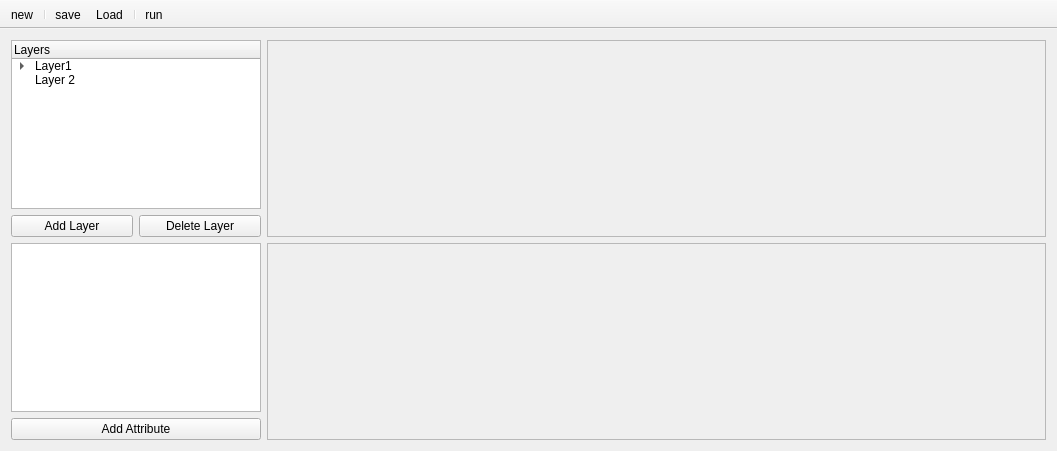
Old version of the form mainwindow.ui in the repository MadMac/PlatformerLevelEditor.
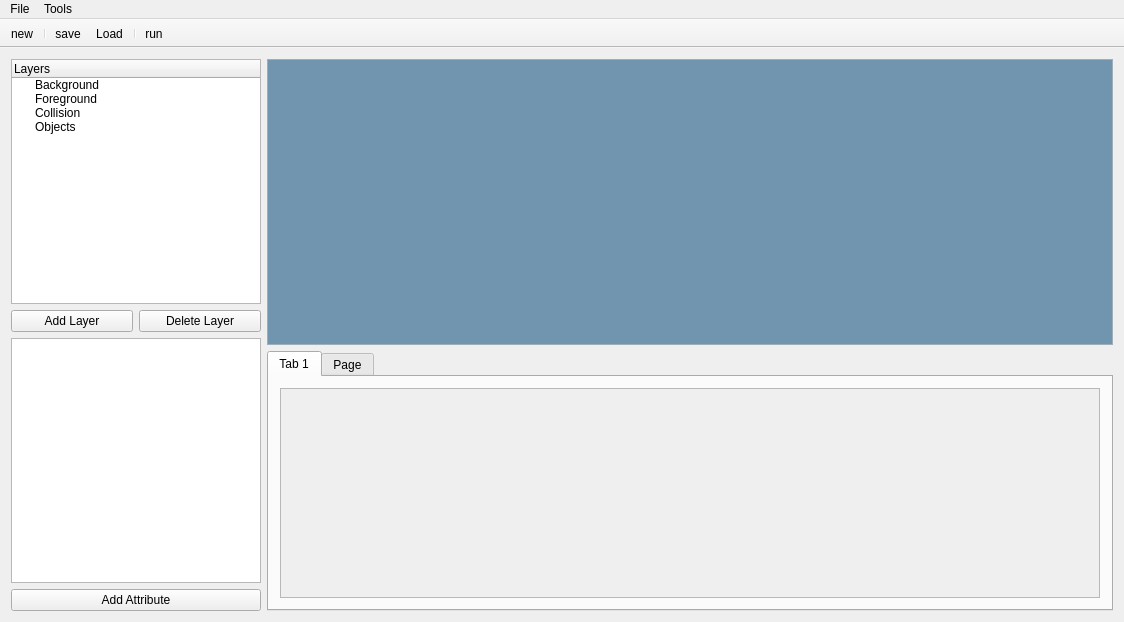
New version of the form. Icons and pictures are not drawn.

Diff of the .ui file:
```diff
--- a/mainwindow.ui
+++ b/mainwindow.ui
@@ -9,8 +9,8 @@
    <rect>
     <x>0</x>
     <y>0</y>
-    <width>1057</width>
-    <height>451</height>
+    <width>1124</width>
+    <height>622</height>
    </rect>
   </property>
   <property name="windowTitle">
@@ -45,13 +45,37 @@
        <enum>QLayout::SetDefaultConstraint</enum>
       </property>
       <item>
-       <widget class="QTreeWidget" name="treeWidget_2">
+       <widget class="QTreeWidget" name="layers">
         <property name="maximumSize">
          <size>
           <width>250</width>
           <height>16777215</height>
          </size>
         </property>
+        <property name="contextMenuPolicy">
+         <enum>Qt::DefaultContextMenu</enum>
+        </property>
+        <property name="tabKeyNavigation">
+         <bool>false</bool>
+        </property>
+        <property name="defaultDropAction">
+         <enum>Qt::IgnoreAction</enum>
+        </property>
+        <property name="selectionMode">
+         <enum>QAbstractItemView::SingleSelection</enum>
+        </property>
+        <property name="selectionBehavior">
+         <enum>QAbstractItemView::SelectRows</enum>
+        </property>
+        <property name="uniformRowHeights">
+         <bool>false</bool>
+        </property>
+        <property name="wordWrap">
+         <bool>false</bool>
+        </property>
+        <property name="headerHidden">
+         <bool>false</bool>
+        </property>
         <column>
          <property name="text">
           <string>Layers</string>
@@ -59,17 +83,22 @@
         </column>
         <item>
          <property name="text">
-          <string>Layer1</string>
+          <string>Background</string>
          </property>
-         <item>
-          <property name="text">
-           <string>New Subitem</string>
-          </property>
-         </item>
         </item>
         <item>
          <property name="text">
-          <string>Layer 2</string>
+          <string>Foreground</string>
+         </property>
+        </item>
+        <item>
+         <property name="text">
+          <string>Collision</string>
+         </property>
+        </item>
+        <item>
+         <property name="text">
+          <string>Objects</string>
          </property>
         </item>
        </widget>
@@ -77,14 +106,14 @@
       <item>
        <layout class="QHBoxLayout" name="horizontalLayout_3">
         <item>
-         <widget class="QPushButton" name="pushButton">
+         <widget class="QPushButton" name="addLayerButton">
           <property name="text">
            <string>Add Layer</string>
           </property>
          </widget>
         </item>
         <item>
-         <widget class="QPushButton" name="pushButton_2">
+         <widget class="QPushButton" name="deleteLayerButton">
           <property name="text">
            <string>Delete Layer</string>
           </property>
@@ -115,6 +144,82 @@
      <layout class="QVBoxLayout" name="verticalLayout_8">
       <item>
        <widget class="QScrollArea" name="mapEditor">
+        <property name="minimumSize">
+         <size>
+          <width>1</width>
+          <height>1</height>
+         </size>
+        </property>
+        <property name="sizeIncrement">
+         <size>
+          <width>0</width>
+          <height>0</height>
+         </size>
+        </property>
+        <property name="palette">
+         <palette>
+          <active>
+           <colorrole role="Base">
+            <brush brushstyle="SolidPattern">
+             <color alpha="255">
+              <red>255</red>
+              <green>255</green>
+              <blue>255</blue>
+             </color>
+            </brush>
+           </colorrole>
+           <colorrole role="Window">
+            <brush brushstyle="SolidPattern">
+             <color alpha="100">
+              <red>42</red>
+              <green>96</green>
+              <blue>138</blue>
+             </color>
+            </brush>
+           </colorrole>
+          </active>
+          <inactive>
+           <colorrole role="Base">
+            <brush brushstyle="SolidPattern">
+             <color alpha="255">
+              <red>255</red>
+              <green>255</green>
+              <blue>255</blue>
+             </color>
+            </brush>
+           </colorrole>
+           <colorrole role="Window">
+            <brush brushstyle="SolidPattern">
+             <color alpha="100">
+              <red>42</red>
+              <green>96</green>
+              <blue>138</blue>
+             </color>
+            </brush>
+           </colorrole>
+          </inactive>
+          <disabled>
+           <colorrole role="Base">
+            <brush brushstyle="SolidPattern">
+             <color alpha="100">
+              <red>42</red>
+              <green>96</green>
+              <blue>138</blue>
+             </color>
+            </brush>
+           </colorrole>
+           <colorrole role="Window">
+            <brush brushstyle="SolidPattern">
+             <color alpha="100">
+              <red>42</red>
+              <green>96</green>
+              <blue>138</blue>
+             </color>
+            </brush>
+           </colorrole>
+          </disabled>
+         </palette>
+        </property>
         <property name="frameShadow">
          <enum>QFrame::Sunken</enum>
         </property>
@@ -127,38 +232,94 @@
         <property name="widgetResizable">
          <bool>true</bool>
         </property>
+        <property name="alignment">
+         <set>Qt::AlignLeading|Qt::AlignLeft|Qt::AlignTop</set>
+        </property>
         <widget class="QWidget" name="scrollAreaWidgetContents">
          <property name="geometry">
           <rect>
            <x>0</x>
            <y>0</y>
-           <width>512</width>
-           <height>184</height>
+           <width>546</width>
+           <height>279</height>
           </rect>
          </property>
+         <layout class="QGridLayout" name="gridLayout_2"/>
         </widget>
        </widget>
       </item>
       <item>
-       <widget class="QScrollArea" name="tileScrollArea">
+       <widget class="QTabWidget" name="tilesetTab">
         <property name="maximumSize">
          <size>
           <width>16777215</width>
-          <height>250</height>
+          <height>260</height>
          </size>
         </property>
-        <property name="widgetResizable">
-         <bool>true</bool>
+        <property name="contextMenuPolicy">
+         <enum>Qt::DefaultContextMenu</enum>
         </property>
-        <widget class="QWidget" name="scrollAreaWidgetContents_3">
-         <property name="geometry">
-          <rect>
-           <x>0</x>
-           <y>0</y>
-           <width>512</width>
-           <height>184</height>
-          </rect>
-         </property>
+        <property name="autoFillBackground">
+         <bool>false</bool>
+        </property>
+        <property name="styleSheet">
+         <string notr="true"/>
+        </property>
+        <property name="tabPosition">
+         <enum>QTabWidget::North</enum>
+        </property>
+        <property name="tabShape">
+         <enum>QTabWidget::Rounded</enum>
+        </property>
+        <property name="currentIndex">
+         <number>0</number>
+        </property>
+        <property name="elideMode">
+         <enum>Qt::ElideNone</enum>
+        </property>
+        <property name="documentMode">
+         <bool>false</bool>
+        </property>
+        <property name="tabsClosable">
+         <bool>false</bool>
+        </property>
+        <property name="movable">
+         <bool>false</bool>
+        </property>
+        <widget class="QWidget" name="tab">
+         <attribute name="title">
+          <string>Tab 1</string>
+         </attribute>
+         <layout class="QGridLayout" name="gridLayout">
+          <item row="0" column="0">
+           <widget class="QScrollArea" name="tileScrollArea">
+            <property name="maximumSize">
+             <size>
+              <width>16777215</width>
+              <height>250</height>
+             </size>
+            </property>
+            <property name="widgetResizable">
+             <bool>true</bool>
+            </property>
+            <widget class="QWidget" name="scrollAreaWidgetContents_3">
+             <property name="geometry">
+              <rect>
+               <x>0</x>
+               <y>0</y>
+               <width>522</width>
+               <height>214</height>
+              </rect>
+             </property>
+            </widget>
+           </widget>
+          </item>
+         </layout>
+        </widget>
+        <widget class="QWidget" name="tab_2">
+         <attribute name="title">
+          <string>Page</string>
+         </attribute>
         </widget>
        </widget>
       </item>
@@ -177,7 +338,7 @@
     <enum>TopToolBarArea</enum>
    </attribute>
    <attribute name="toolBarBreak">
-    <bool>true</bool>
+    <bool>false</bool>
    </attribute>
    <addaction name="actionNew"/>
    <addaction name="separator"/>
@@ -191,10 +352,24 @@
     <rect>
      <x>0</x>
      <y>0</y>
-     <width>1057</width>
+     <width>1124</width>
      <height>21</height>
     </rect>
    </property>
+   <widget class="QMenu" name="menuFile">
+    <property name="title">
+     <string>File</string>
+    </property>
+    <addaction name="actionExit"/>
+   </widget>
+   <widget class="QMenu" name="menuTools">
+    <property name="title">
+     <string>Tools</string>
+    </property>
+    <addaction name="actionLevel"/>
+   </widget>
+   <addaction name="menuFile"/>
+   <addaction name="menuTools"/>
   </widget>
   <action name="actionRun">
    <property name="icon">
@@ -250,6 +425,16 @@
     <string>Load</string>
    </property>
   </action>
+  <action name="actionExit">
+   <property name="text">
+    <string>Exit</string>
+   </property>
+  </action>
+  <action name="actionLevel">
+   <property name="text">
+    <string>Level</string>
+   </property>
+  </action>
  </widget>
  <layoutdefault spacing="6" margin="11"/>
  <resources/>
```
